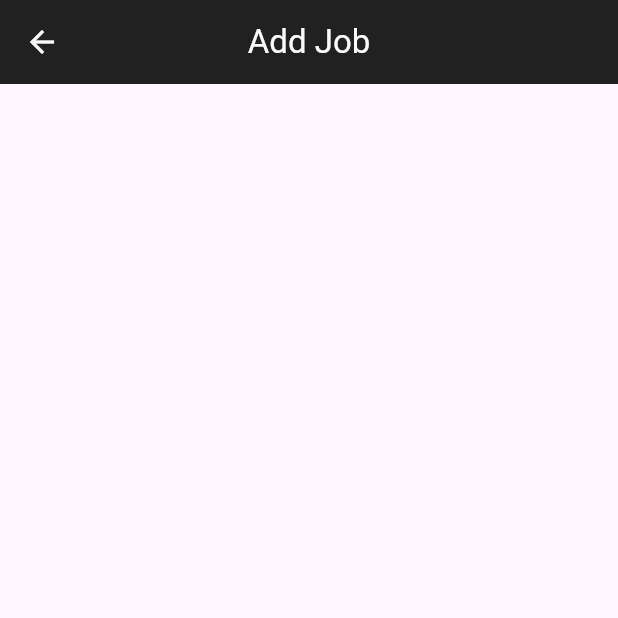
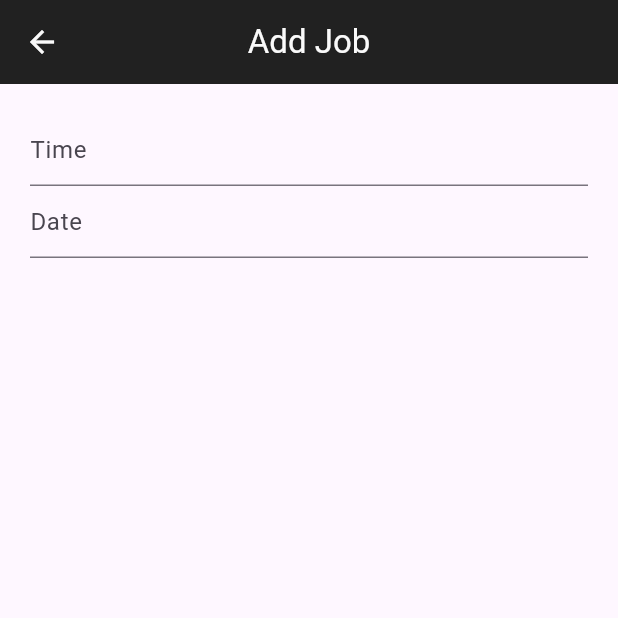
Before and after one commit to Biele10/Window-Cleaning-Mobile-App-Project, a Flutter app: the AddJob screen opened directly, on a phone screen of 412 x 824 dp, the top half of it. Run offline on Flutter 3.47's test engine with Material 3 defaults, Android fonts, the phone set to English and light mode, and no system bars.

Commit message:
added text fields to AddJob form

```diff
--- a/lib/app_screens/add_job.dart
+++ b/lib/app_screens/add_job.dart
@@ -1,4 +1,7 @@
+import 'dart:convert';
+
 import 'package:flutter/material.dart';
+import 'package:http/http.dart' as http;
 
 class AddJob extends StatefulWidget {
   const AddJob({super.key});
@@ -7,17 +10,60 @@ class AddJob extends StatefulWidget {
 }
 
 class _AddJobState extends State<AddJob> {
+  // able to access user inputs
+  final _customerController = TextEditingController();
+  final _timeController = TextEditingController();
+  final _dateController = TextEditingController();
+  final _priceController = TextEditingController();
+
   @override
   Widget build(BuildContext context) {
-    return (Form(
-      child: Scaffold(
-        appBar: AppBar(
-          centerTitle: true,
-          title: Text("Add Job"),
-          backgroundColor: Colors.grey[900],
-          foregroundColor: Colors.grey[50],
+    return Scaffold(
+      appBar: AppBar(
+        centerTitle: true,
+        title: Text("Add Job"),
+        backgroundColor: Colors.grey[900],
+        foregroundColor: Colors.grey[50],
+      ),
+      body: Form(
+        child: SingleChildScrollView(
+          child: Padding(
+            padding: const EdgeInsets.all(20.0),
+            child: Column(
+              children: [
+                TextFormField(decoration: InputDecoration(hintText: "Time")),
+
+                TextFormField(decoration: InputDecoration(hintText: "Date")),
+              ],
+            ),
+          ),
         ),
       ),
-    ));
+    );
   }
 }
+
+Future<http.Response> createAlbum(
+  // function that converts a job into a json and stores it in the job file
+  String name,
+  String address,
+  String regularity,
+  String emailAddress,
+  String phoneNumber,
+  String addInfo,
+) {
+  return http.post(
+    Uri.parse('http://192.168.7.150:5000/receive'),
+    headers: <String, String>{'Content-Type': 'application/json; charset=UTF-8'},
+    body: jsonEncode(<String, String>{
+      // encodes all the saved data into json format
+      'RequestType': 'add_customer', // tells the server the type of request
+      'Name': name,
+      'Address': address,
+      'Regularity': regularity,
+      'Email': emailAddress,
+      'Phone': phoneNumber,
+      'AddInfo': addInfo,
+    }),
+  );
+}
```
